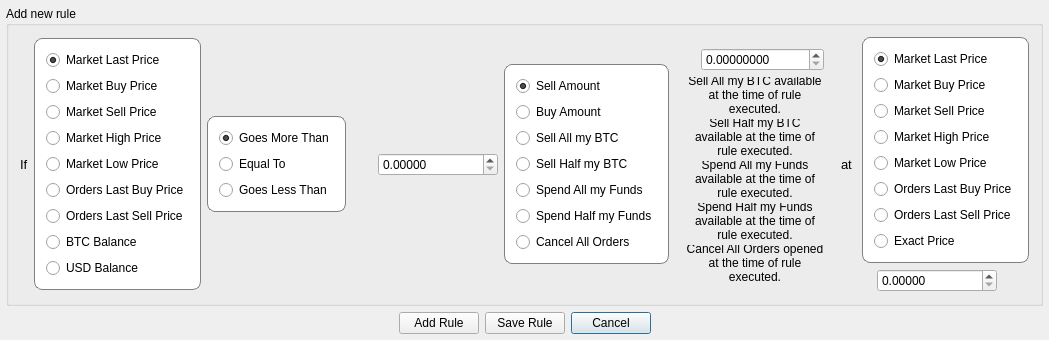
JulyIghor/QtBitcoinTrader, file src/addrulewindow.ui: the form before one commit.
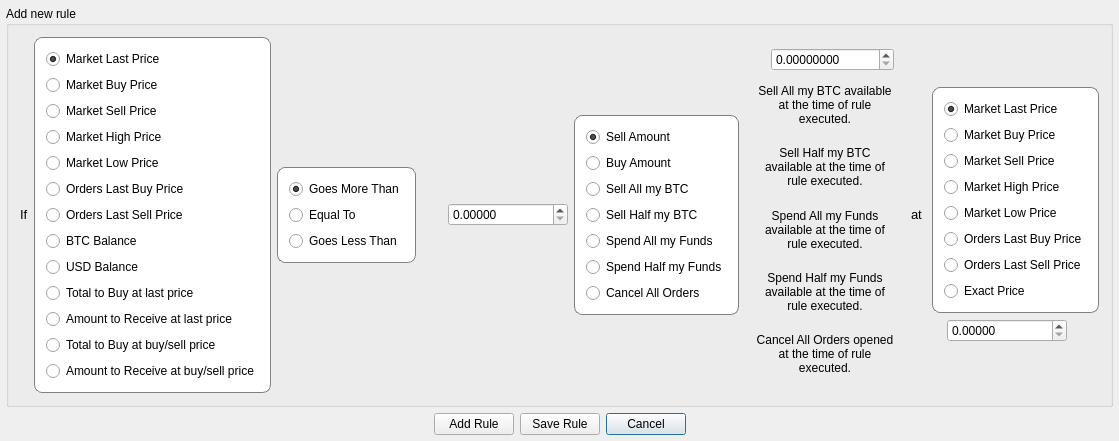
The form after the commit.

What changed in the file:
```diff
--- a/src/addrulewindow.ui
+++ b/src/addrulewindow.ui
@@ -9,8 +9,8 @@
    <rect>
     <x>0</x>
     <y>0</y>
-    <width>1024</width>
-    <height>329</height>
+    <width>1054</width>
+    <height>387</height>
    </rect>
   </property>
   <property name="windowTitle">
@@ -189,6 +189,46 @@
            </property>
           </widget>
          </item>
+         <item>
+          <widget class="QRadioButton" name="checkTotalToBuy">
+           <property name="accessibleName">
+            <string/>
+           </property>
+           <property name="text">
+            <string>Total to Buy at last price</string>
+           </property>
+          </widget>
+         </item>
+         <item>
+          <widget class="QRadioButton" name="checkAmountToReceive">
+           <property name="accessibleName">
+            <string/>
+           </property>
+           <property name="text">
+            <string>Amount to Receive at last price</string>
+           </property>
+          </widget>
+         </item>
+         <item>
+          <widget class="QRadioButton" name="checkTotalToBuyBS">
+           <property name="accessibleName">
+            <string/>
+           </property>
+           <property name="text">
+            <string>Total to Buy at buy/sell price</string>
+           </property>
+          </widget>
+         </item>
+         <item>
+          <widget class="QRadioButton" name="checkAmountToReceiveBS">
+           <property name="accessibleName">
+            <string/>
+           </property>
+           <property name="text">
+            <string>Amount to Receive at buy/sell price</string>
+           </property>
+          </widget>
+         </item>
         </layout>
        </widget>
       </item>
```
Left out of the diff: 182 changed lines with no effect on the pictures.
